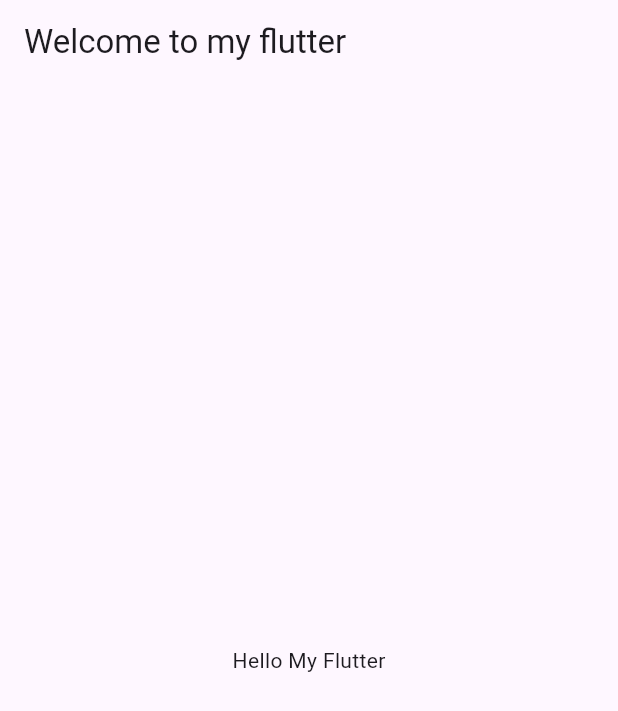
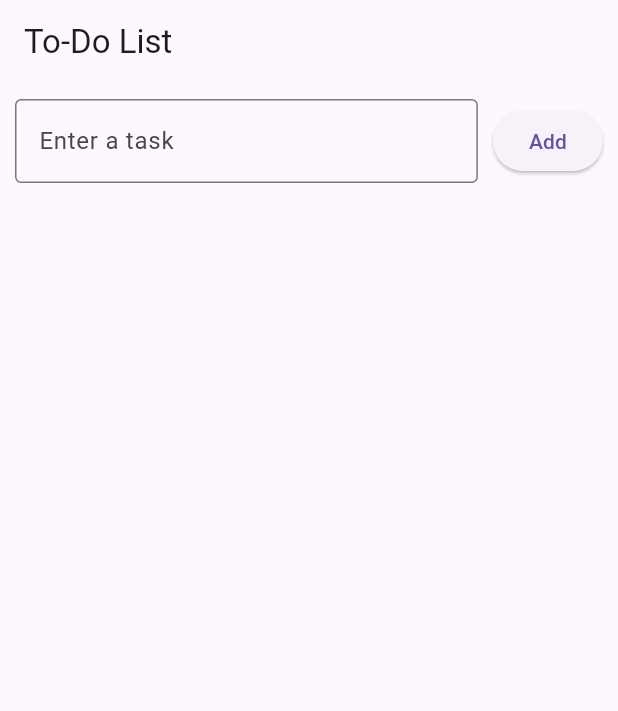
Before and after one commit to sanlinnhtun/flutter-test, a Flutter app: the screen it shows after launch, on a phone screen of 412 x 824 dp. Shown: the top 711 px of the screen. Run offline on Flutter 3.47's test engine with Material 3 defaults, Android fonts, the phone set to English and light mode, and no system bars.

Commit message:
listView

```diff
--- a/lib/main.dart
+++ b/lib/main.dart
@@ -5,18 +5,81 @@ void main() {
 }
 
 class MyApp extends StatelessWidget {
-  const MyApp({super.key});
+  @override
+  Widget build(BuildContext context) {
+    return MaterialApp(
+      home: TodoApp(),
+    );
+  }
+}
+
+class TodoApp extends StatefulWidget {
+  @override
+  _TodoAppState createState() => _TodoAppState();
+}
+
+class _TodoAppState extends State<TodoApp> {
+  List<String> tasks = []; // List to store tasks
+  TextEditingController taskController =
+      TextEditingController(); // Controller for text input
+
+  void addTask() {
+    if (taskController.text.isNotEmpty) {
+      setState(() {
+        tasks.add(taskController.text); // Add task to list
+        taskController.clear(); // Clear input field
+      });
+    }
+  }
+
+  void removeTask(int index) {
+    setState(() {
+      tasks.removeAt(index); // Remove task from list
+    });
+  }
 
   @override
   Widget build(BuildContext context) {
-    return MaterialApp(
-      home: Scaffold(
-        appBar: AppBar(
-          title: Text('Welcome to my flutter'),
-        ),
-        body: Center(
-          child: Text('Hello My Flutter'),
-        ),
+    return Scaffold(
+      appBar: AppBar(title: Text("To-Do List")),
+      body: Column(
+        children: [
+          Padding(
+            padding: const EdgeInsets.all(10.0),
+            child: Row(
+              children: [
+                Expanded(
+                  child: TextField(
+                    controller: taskController,
+                    decoration: InputDecoration(
+                      hintText: "Enter a task",
+                      border: OutlineInputBorder(),
+                    ),
+                  ),
+                ),
+                SizedBox(width: 10),
+                ElevatedButton(
+                  onPressed: addTask,
+                  child: Text("Add"),
+                ),
+              ],
+            ),
+          ),
+          Expanded(
+            child: ListView.builder(
+              itemCount: tasks.length,
+              itemBuilder: (context, index) {
+                return ListTile(
+                  title: Text(tasks[index]),
+                  trailing: IconButton(
+                    icon: Icon(Icons.delete, color: Colors.red),
+                    onPressed: () => removeTask(index),
+                  ),
+                );
+              },
+            ),
+          ),
+        ],
       ),
     );
   }
```
